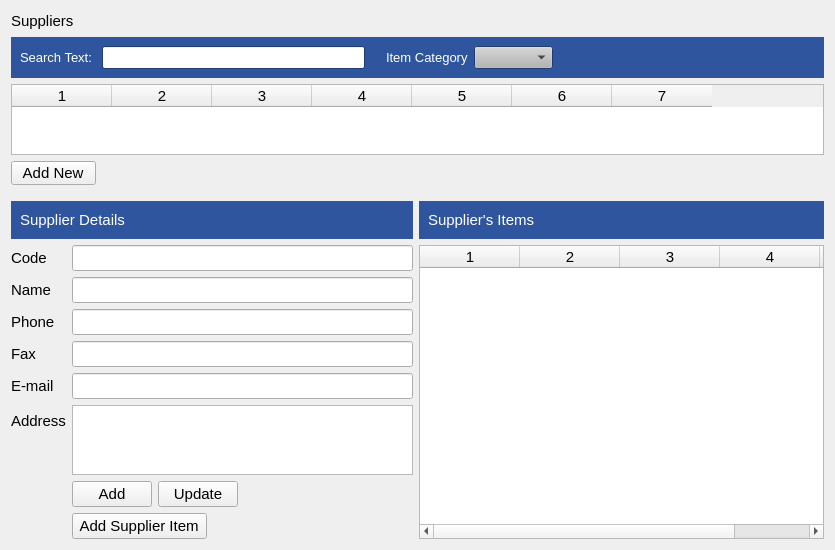
The window that estorecpp/managesupplierswidget.ui (Watti/estorecpp) describes before a commit, drawn with Qt 5.
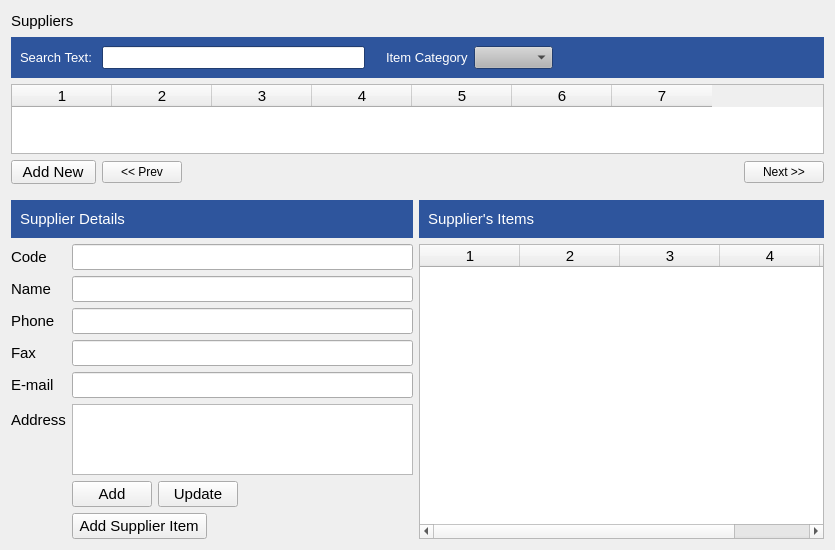
The same window after the commit.

```diff
--- a/estorecpp/managesupplierswidget.ui
+++ b/estorecpp/managesupplierswidget.ui
@@ -663,6 +663,20 @@
           </property>
          </widget>
         </item>
+        <item>
+         <widget class="QPushButton" name="prevBtn">
+          <property name="text">
+           <string>&lt;&lt; Prev</string>
+          </property>
+         </widget>
+        </item>
+        <item>
+         <widget class="QLabel" name="noOfRecordsLbl">
+          <property name="text">
+           <string/>
+          </property>
+         </widget>
+        </item>
         <item>
          <spacer name="horizontalSpacer">
           <property name="orientation">
@@ -676,6 +690,13 @@
           </property>
          </spacer>
         </item>
+        <item>
+         <widget class="QPushButton" name="nextBtn">
+          <property name="text">
+           <string>Next &gt;&gt;</string>
+          </property>
+         </widget>
+        </item>
        </layout>
       </item>
      </layout>
```
